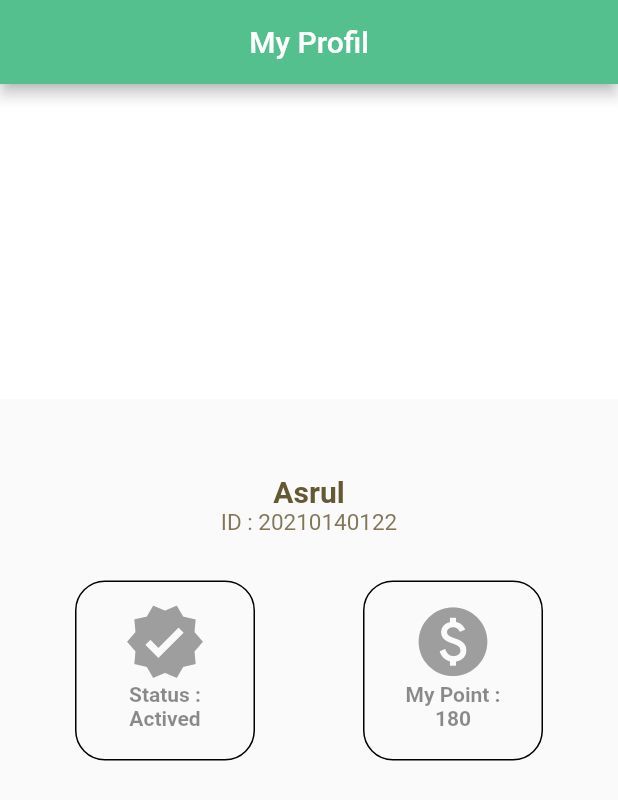
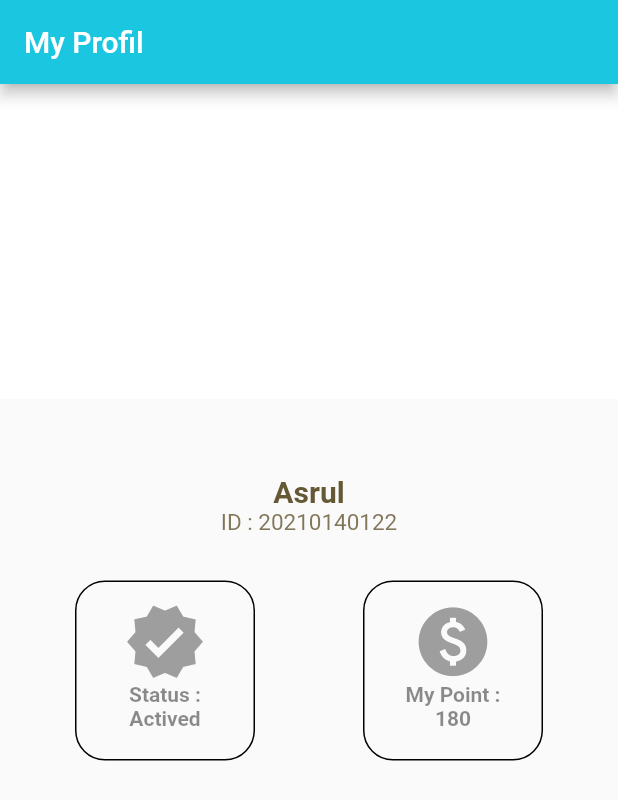
Before and after one commit to dwiponcosuripto4/mbakmu2, a Flutter app: the Profil_Page screen opened directly, on a phone screen of 412 x 824 dp. Shown: the top 800 px of the screen. Run offline on Flutter 3.47's test engine with Material 2 defaults, Android fonts, the phone set to English and light mode, and no system bars; our stand-ins replace firebase_auth, firebase_core, get; accounts and stored records are empty; network calls fail.

Commit message:
aad backround color apbbar di msing-masing class

```diff
--- a/lib/app/modules/home/views/home_view.dart
+++ b/lib/app/modules/home/views/home_view.dart
@@ -8,7 +8,6 @@ import 'package:final_project_2023/profil.dart';
 import 'package:final_project_2023/riwayat.dart';
 import 'package:final_project_2023/setting.dart';
 import 'package:flutter/material.dart';
-import 'package:get/get.dart';
 
 class HomeView extends StatelessWidget {
   const HomeView({super.key});
--- a/lib/isi_dompet.dart
+++ b/lib/isi_dompet.dart
@@ -1,7 +1,6 @@
 import 'package:final_project_2023/app/modules/home/views/home_view.dart';
 import 'package:final_project_2023/apps_info.dart';
 import 'package:final_project_2023/help_facback.dart';
-
 import 'package:final_project_2023/page_notification.dart';
 import 'package:final_project_2023/riwayat.dart';
 import 'package:final_project_2023/setting.dart';
@@ -77,6 +76,8 @@ class Isi_Dompet extends StatelessWidget {
         title: Text(
           "Menu Utama",
         ),
+        centerTitle: false,
+        backgroundColor: Color.fromARGB(255, 27, 198, 225),
       ),
       drawer: Drawer(
         child: Column(
--- a/lib/jenis_sampah.dart
+++ b/lib/jenis_sampah.dart
@@ -8,6 +8,8 @@ class Jenisa_Sampah extends StatelessWidget {
     return Scaffold(
       appBar: AppBar(
         title: Text("Jenis-Jenis Sampah"),
+        centerTitle: false,
+        backgroundColor: Color.fromARGB(255, 27, 198, 225),
       ),
       body: GridView.count(
         padding: const EdgeInsets.all(25),
--- a/lib/profil.dart
+++ b/lib/profil.dart
@@ -6,10 +6,10 @@ class Profil_Page extends StatelessWidget {
   @override
   Widget build(BuildContext context) {
     return Scaffold(
-      appBar: new AppBar(
-        title: new Text('My Profil'),
-        centerTitle: true,
-        backgroundColor: Color.fromARGB(255, 84, 192, 142),
+      appBar: AppBar(
+        title: Text('My Profil'),
+        centerTitle: false,
+        backgroundColor: Color.fromARGB(255, 27, 198, 225),
       ),
       body: ListView(
         children: <Widget>[
```
Also changed, not shown: lib/apps_info.dart (+7 -5 lines), lib/help_facback.dart (+7 -7 lines), lib/page_notification.dart (+7 -5 lines), lib/setting.dart (+7 -5 lines).
